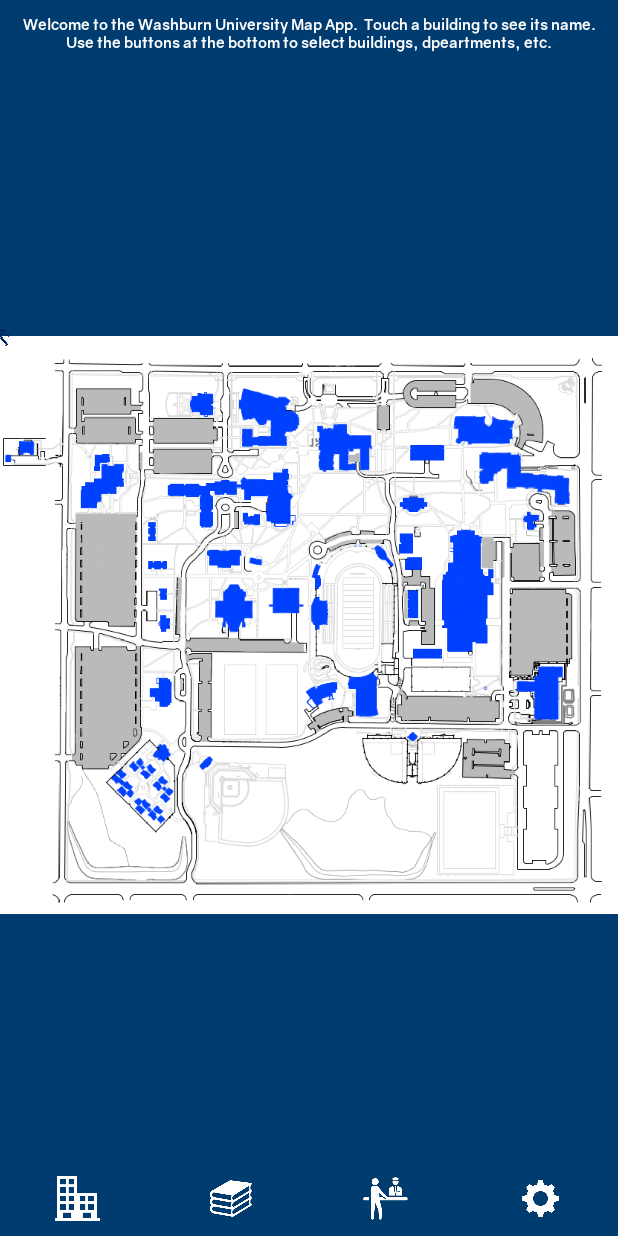
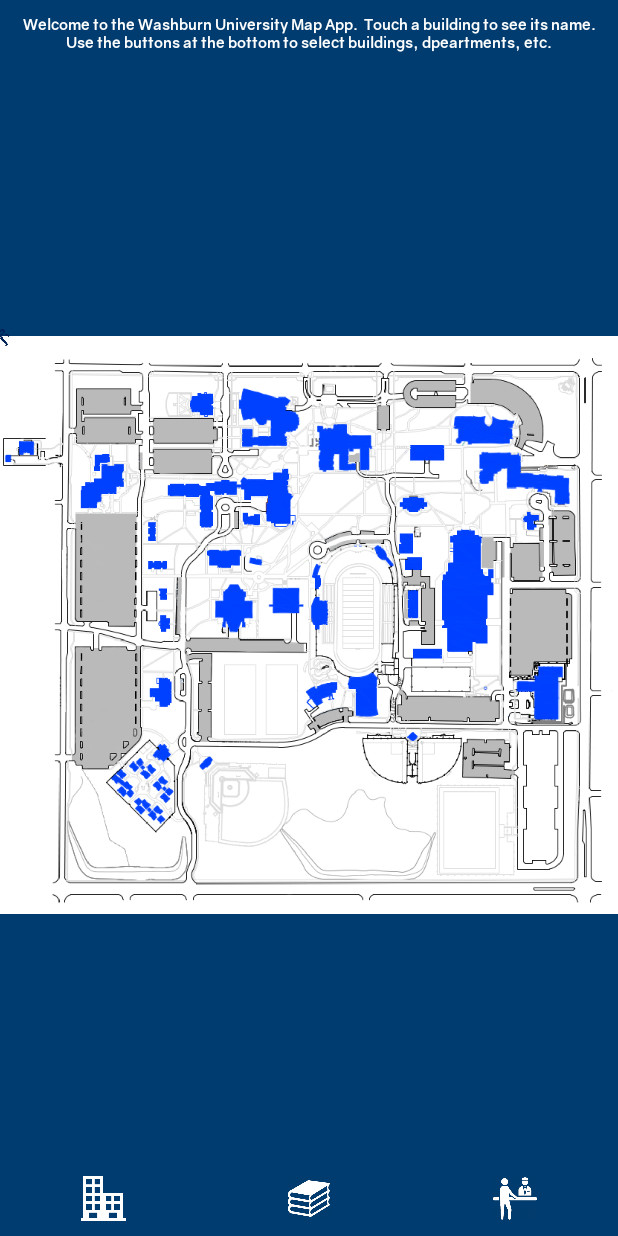
Before and after one commit to wuprog/WuMap, an Android app: the screen it shows after launch (MainActivity), on a phone screen of 412 x 824 dp. Run offline under Robolectric (Android 15) with nearby library versions, the phone set to English and light mode, and no system bars.

Commit message:
Got rid of gear

```diff
--- a/app/src/main/java/com/example/zzmech/wumap/MainActivity.java
+++ b/app/src/main/java/com/example/zzmech/wumap/MainActivity.java
@@ -375,6 +375,7 @@ public class MainActivity extends Activity
         });
 
         //Set up to interact with the "Dot" button, but has no content -Connor
+        /*
         dotButton = (ImageButton)findViewById(R.id.dotBut);
         dotButton.setOnClickListener(new View.OnClickListener()
         {
@@ -384,6 +385,7 @@ public class MainActivity extends Activity
 
             }
         });
+        */
     }
 
     @Override
--- a/app/src/main/res/layout/activity_main.xml
+++ b/app/src/main/res/layout/activity_main.xml
@@ -155,6 +155,7 @@
                 android:scaleType="fitCenter" android:src="@drawable/service"
                 android:textColor="#ffffff" android:textSize="15sp"/>
 
+            <!--
             <ImageButton
                 android:id="@+id/dotBut" android:textSize="15sp" android:layout_span="1"
                 android:background="#003c6f" android:textColor="#ffffff"
@@ -164,7 +165,7 @@
                 android:scaleType="fitCenter"
                 android:adjustViewBounds="false" android:layout_height="fill_parent"
                 android:layout_gravity="bottom|top" android:padding="10dp"
-                android:layout_weight="1" android:cropToPadding="false"/>
+                android:layout_weight="1" android:cropToPadding="false"/> -->
         </TableRow>
         <!--</TableRow>-->
         <!--<TableRow-->
```
